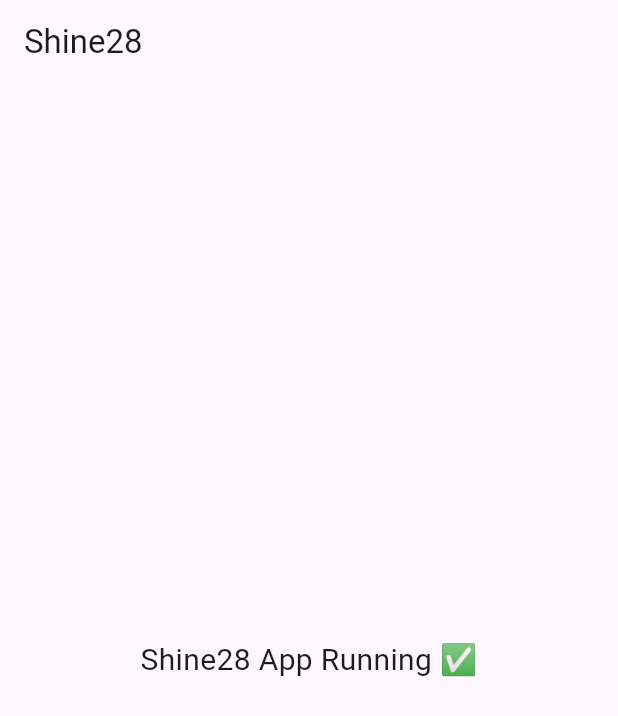
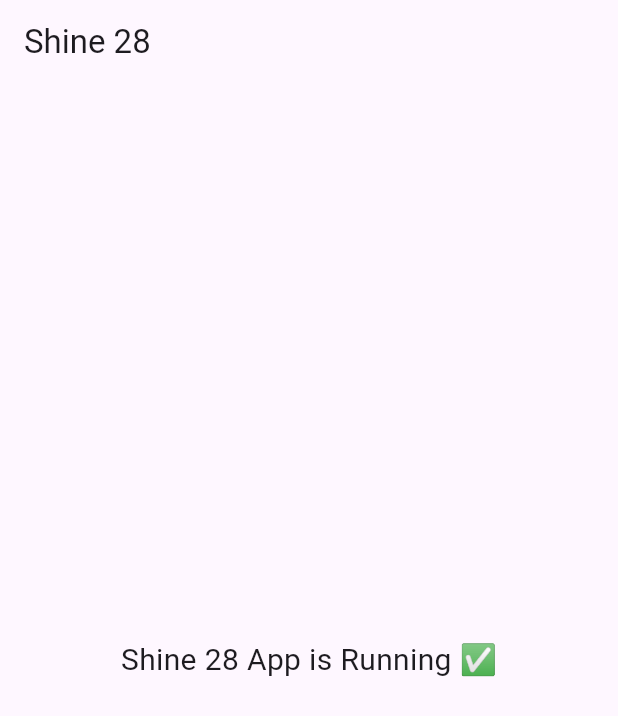
Before and after one commit to adityasahare90-creator/shine28-android, a Flutter app: the screen it shows after launch, on a phone screen of 412 x 824 dp. Shown: the top 716 px of the screen. Run offline on Flutter 3.47's test engine with Material 3 defaults, Android fonts, the phone set to English and light mode, and no system bars.

Commit message:
Update main.dart

```diff
--- a/lib/main.dart
+++ b/lib/main.dart
@@ -1,21 +1,24 @@
 import 'package:flutter/material.dart';
 
 void main() {
-  runApp(const MyApp());
+  runApp(const ShineApp());
 }
 
-class MyApp extends StatelessWidget {
-  const MyApp({super.key});
+class ShineApp extends StatelessWidget {
+  const ShineApp({super.key});
 
   @override
   Widget build(BuildContext context) {
     return MaterialApp(
-      title: 'Shine28',
+      title: 'Shine 28',
+      debugShowCheckedModeBanner: false,
       home: Scaffold(
-        appBar: AppBar(title: const Text('Shine28')),
+        appBar: AppBar(
+          title: const Text('Shine 28'),
+        ),
         body: const Center(
           child: Text(
-            'Shine28 App Running ✅',
+            'Shine 28 App is Running ✅',
             style: TextStyle(fontSize: 20),
           ),
         ),
```
